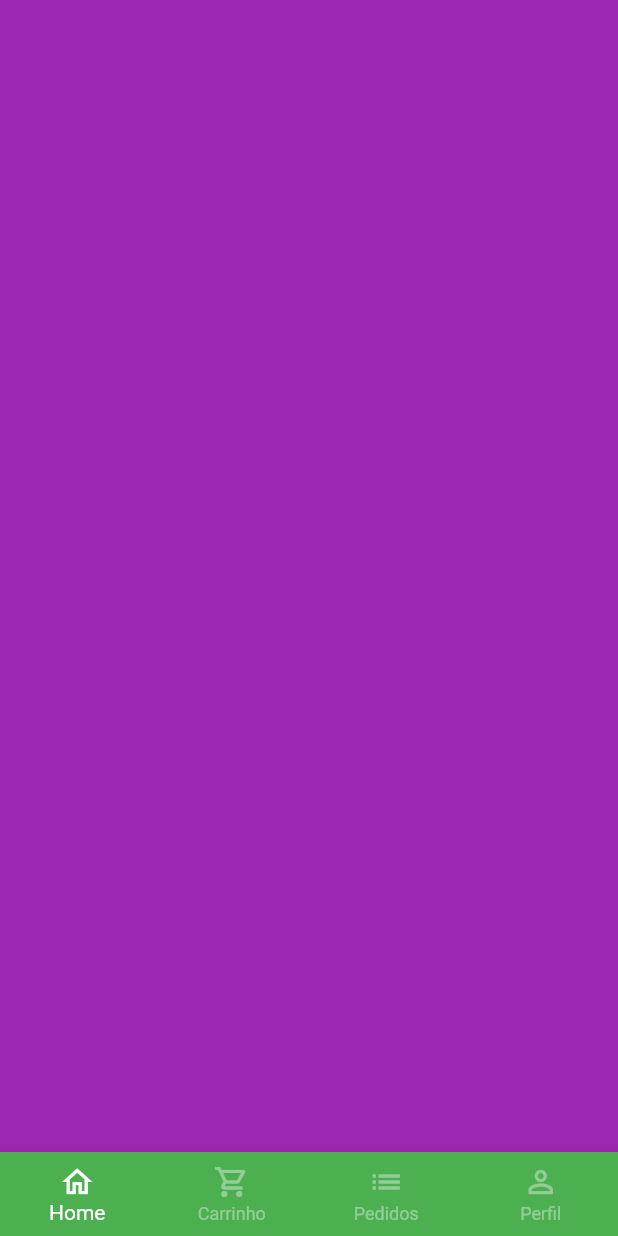
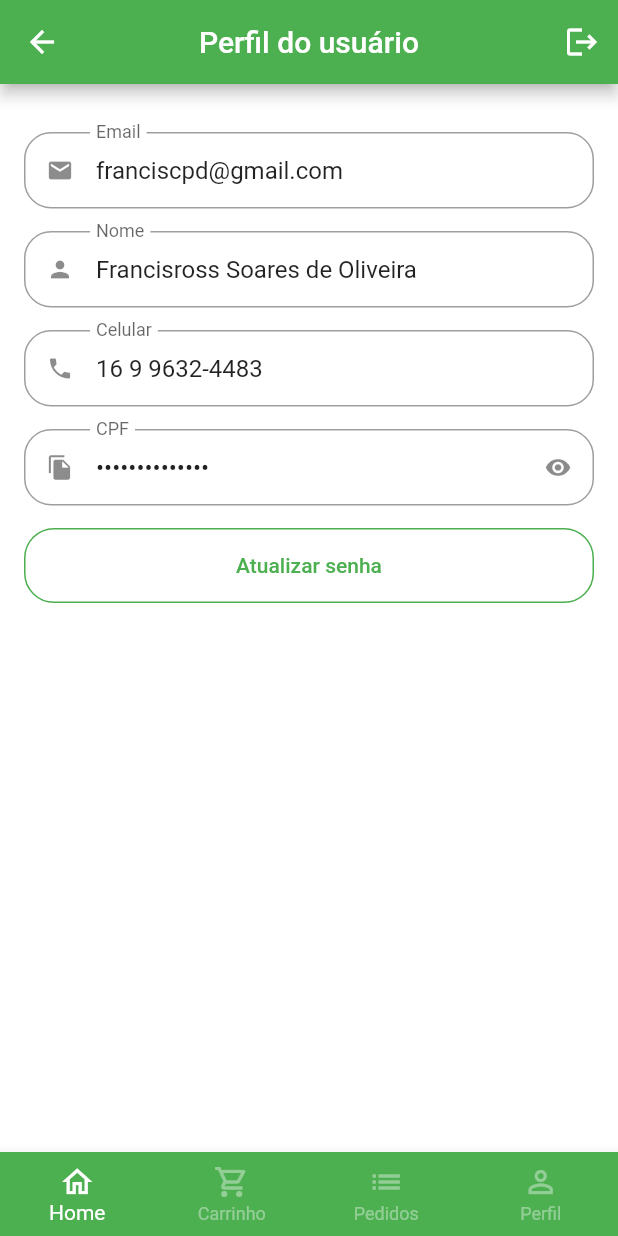
Before and after one commit to franciscpd/greengrocer, a Flutter app: the BaseScreen screen opened directly, swiped to page 4, on a phone screen of 412 x 824 dp. Run offline on Flutter 3.47's test engine with Material 2 defaults, Android fonts, the phone set to English and light mode, and no system bars; our stand-ins replace animated_text_kit, badges, mask_text_input_formatter.

Commit message:
feat: add profile tab

```diff
--- a/lib/src/config/app_data.dart
+++ b/lib/src/config/app_data.dart
@@ -1,5 +1,6 @@
 import 'package:greengrocer/src/models/item_model.dart';
 import 'package:greengrocer/src/models/cart_item_model.dart';
+import 'package:greengrocer/src/models/user_model.dart';
 
 ItemModel apple = ItemModel(
   description:
@@ -79,3 +80,11 @@ List<CartItemModel> cartItems = [
   CartItemModel(item: mango, quantity: 1),
   CartItemModel(item: guava, quantity: 3),
 ];
+
+UserModel user = UserModel(
+  name: 'Francisross Soares de Oliveira',
+  email: 'franciscpd@gmail.com',
+  cpf: '023.782.351-94',
+  phone: '16 9 9632-4483',
+  password: '123456',
+);
--- /dev/null
+++ b/lib/src/models/user_model.dart
@@ -0,0 +1,15 @@
+class UserModel {
+  String name;
+  String email;
+  String cpf;
+  String phone;
+  String password;
+
+  UserModel({
+    required this.name,
+    required this.email,
+    required this.cpf,
+    required this.phone,
+    required this.password,
+  });
+}
--- a/lib/src/pages/auth/sign_in_screen.dart
+++ b/lib/src/pages/auth/sign_in_screen.dart
@@ -3,7 +3,7 @@ import 'package:animated_text_kit/animated_text_kit.dart';
 
 import 'package:greengrocer/src/pages/auth/components/custom_divider.dart';
 import 'package:greengrocer/src/pages/auth/components/custom_elevated_button.dart';
-import 'package:greengrocer/src/pages/auth/components/custom_text_field.dart';
+import 'package:greengrocer/src/pages/common_widgets/custom_text_field.dart';
 import 'package:greengrocer/src/pages/common_widgets/logo.dart';
 import 'package:greengrocer/src/pages/auth/sign_up_screen.dart';
 import 'package:greengrocer/src/pages/base/base_screen.dart';
--- a/lib/src/pages/auth/sign_up_screen.dart
+++ b/lib/src/pages/auth/sign_up_screen.dart
@@ -1,7 +1,7 @@
 import 'package:flutter/material.dart';
 
 import 'package:greengrocer/src/pages/auth/components/custom_elevated_button.dart';
-import 'package:greengrocer/src/pages/auth/components/custom_text_field.dart';
+import 'package:greengrocer/src/pages/common_widgets/custom_text_field.dart';
 import 'package:greengrocer/src/config/custom_colors.dart';
 import 'package:mask_text_input_formatter/mask_text_input_formatter.dart';
 
--- a/lib/src/pages/base/base_screen.dart
+++ b/lib/src/pages/base/base_screen.dart
@@ -2,6 +2,7 @@ import 'package:flutter/material.dart';
 
 import 'package:greengrocer/src/pages/cart/cart_tab.dart';
 import 'package:greengrocer/src/pages/home/home_tab.dart';
+import 'package:greengrocer/src/pages/profile/profile_tab.dart';
 
 class BaseScreen extends StatefulWidget {
   const BaseScreen({Key? key}) : super(key: key);
@@ -22,13 +23,11 @@ class _BaseScreenState extends State<BaseScreen> {
         physics: const NeverScrollableScrollPhysics(),
         children: [
           const HomeTab(),
-          CartTab(),
+          const CartTab(),
           Container(
             color: Colors.blue,
           ),
-          Container(
-            color: Colors.purple,
-          )
+          const ProfileTab(),
         ],
       ),
       bottomNavigationBar: BottomNavigationBar(
--- a/lib/src/pages/auth/components/custom_text_field.dart
+++ b/lib/src/pages/common_widgets/custom_text_field.dart
@@ -6,6 +6,8 @@ class CustomTextField extends StatefulWidget {
   final String label;
   final bool isSecret;
   final List<TextInputFormatter>? inputFormatters;
+  final String? initialValue;
+  final bool readonly;
 
   const CustomTextField({
     Key? key,
@@ -13,6 +15,8 @@ class CustomTextField extends StatefulWidget {
     required this.label,
     this.isSecret = false,
     this.inputFormatters,
+    this.initialValue,
+    this.readonly = false,
   }) : super(key: key);
 
   @override
@@ -34,6 +38,8 @@ class _CustomTextFieldState extends State<CustomTextField> {
     return Padding(
       padding: const EdgeInsets.only(bottom: 15.0),
       child: TextFormField(
+        initialValue: widget.initialValue,
+        readOnly: widget.readonly,
         inputFormatters: widget.inputFormatters,
         obscureText: isObscure,
         decoration: InputDecoration(
--- /dev/null
+++ b/lib/src/pages/profile/profile_tab.dart
@@ -0,0 +1,153 @@
+import 'package:flutter/material.dart';
+
+import 'package:greengrocer/src/config/app_data.dart' as app_data;
+import 'package:greengrocer/src/pages/common_widgets/custom_text_field.dart';
+
+class ProfileTab extends StatefulWidget {
+  const ProfileTab({Key? key}) : super(key: key);
+
+  @override
+  State<ProfileTab> createState() => _ProfileTabState();
+}
+
+class _ProfileTabState extends State<ProfileTab> {
+  @override
+  Widget build(BuildContext context) {
+    return Scaffold(
+      appBar: AppBar(
+        title: const Text('Perfil do usuário'),
+        centerTitle: true,
+        actions: [
+          IconButton(
+            onPressed: () {},
+            icon: const Icon(Icons.logout),
+          )
+        ],
+      ),
+      body: ListView(
+        physics: const BouncingScrollPhysics(),
+        padding: const EdgeInsets.fromLTRB(16, 32, 16, 16),
+        children: [
+          CustomTextField(
+            icon: Icons.email,
+            label: 'Email',
+            initialValue: app_data.user.email,
+            readonly: true,
+          ),
+          CustomTextField(
+            icon: Icons.person,
+            label: 'Nome',
+            initialValue: app_data.user.name,
+            readonly: true,
+          ),
+          CustomTextField(
+            icon: Icons.phone,
+            label: 'Celular',
+            initialValue: app_data.user.phone,
+            readonly: true,
+          ),
+          CustomTextField(
+            icon: Icons.file_copy,
+            label: 'CPF',
+            isSecret: true,
+            initialValue: app_data.user.cpf,
+            readonly: true,
+          ),
+          SizedBox(
+            height: 50,
+            child: OutlinedButton(
+              style: OutlinedButton.styleFrom(
+                side: const BorderSide(
+                  color: Colors.green,
+                ),
+                shape: RoundedRectangleBorder(
+                  borderRadius: BorderRadius.circular(20),
+                ),
+              ),
+              onPressed: () async {
+                await updatePassword();
+              },
+              child: const Text('Atualizar senha'),
+            ),
+          ),
+        ],
+      ),
+    );
+  }
+
+  Future<bool?> updatePassword() {
+    return showDialog(
+      context: context,
+      builder: (context) {
+        return Dialog(
+          shape: RoundedRectangleBorder(
+            borderRadius: BorderRadius.circular(20),
+          ),
+          child: Stack(
+            children: [
+              Padding(
+                padding: const EdgeInsets.all(16.0),
+                child: Column(
+                  mainAxisSize: MainAxisSize.min,
+                  crossAxisAlignment: CrossAxisAlignment.stretch,
+                  children: [
+                    const Padding(
+                      padding: EdgeInsets.symmetric(
+                        vertical: 12,
+                      ),
+                      child: Text(
+                        'Atualização de senha',
+                        textAlign: TextAlign.center,
+                        style: TextStyle(
+                          fontSize: 18,
+                          fontWeight: FontWeight.bold,
+                        ),
+                      ),
+                    ),
+                    const CustomTextField(
+                      icon: Icons.lock,
+                      label: 'Senha atual',
+                      isSecret: true,
+                    ),
+                    const CustomTextField(
+                      icon: Icons.lock_outline,
+                      label: 'Nova senha',
+                      isSecret: true,
+                    ),
+                    const CustomTextField(
+                      icon: Icons.lock_outline,
+                      label: 'Confirmar nova senha',
+                      isSecret: true,
+                    ),
+                    SizedBox(
+                      height: 45,
+                      child: ElevatedButton(
+                        style: ElevatedButton.styleFrom(
+                          shape: RoundedRectangleBorder(
+                            borderRadius: BorderRadius.circular(20),
+                          ),
+                        ),
+                        onPressed: () {},
+                        child: const Text('Atualizar'),
+                      ),
+                    ),
+                  ],
+                ),
+              ),
+              Positioned(
+                top: 5,
+                right: 5,
+                child: IconButton(
+                  onPressed: () {
+                    Navigator.of(context).pop();
+                  },
+                  icon: const Icon(Icons.close),
+                ),
+              ),
+            ],
+          ),
+        );
+      },
+    );
+  }
+}
```
